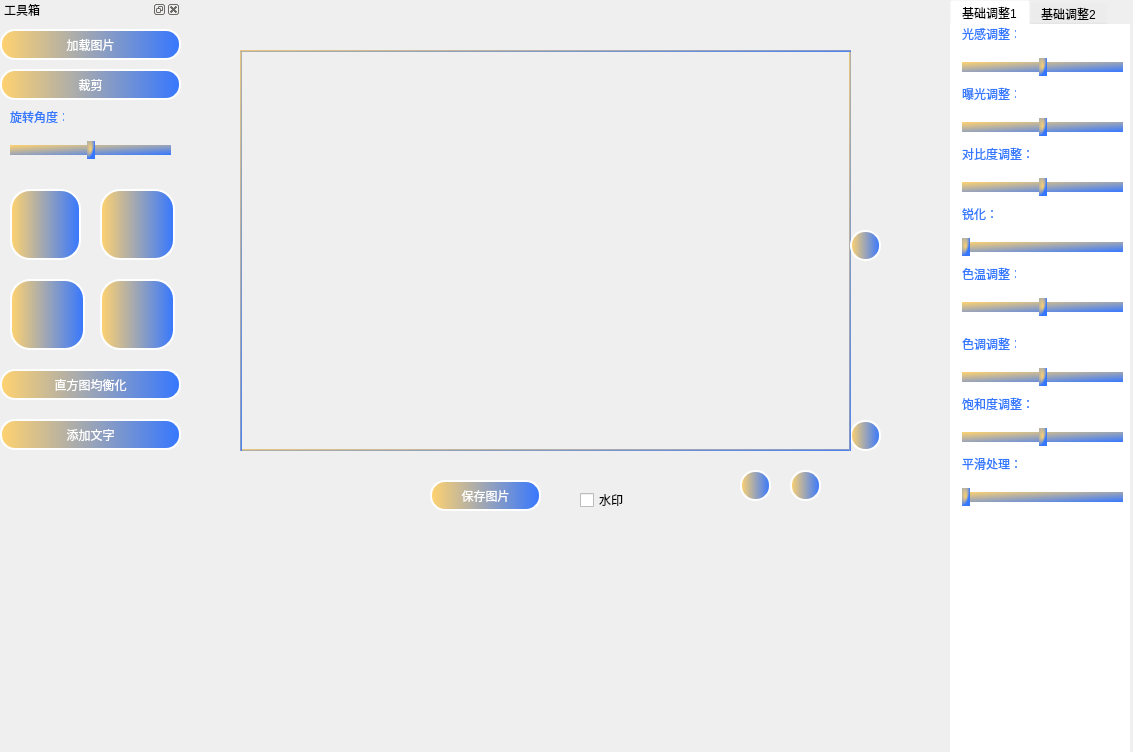
The window that qt_demo/mainwindow.ui (Signal-groupproject/digital_signal) describes before a commit, drawn with Qt 5.
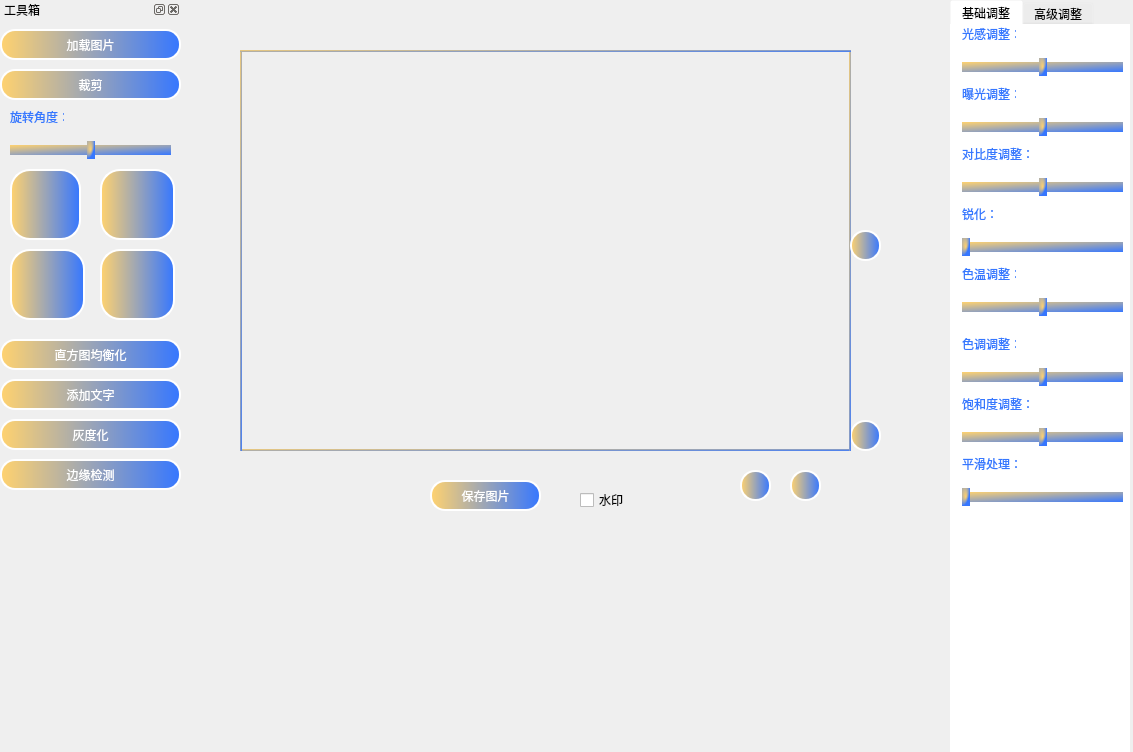
The same window after the commit. Icons and pictures are not drawn.

Commit message: ui增加，更正了平滑数值实时显示label定位bug

```diff
--- a/qt_demo/mainwindow.ui
+++ b/qt_demo/mainwindow.ui
@@ -203,7 +203,7 @@
      <property name="geometry">
       <rect>
        <x>10</x>
-       <y>170</y>
+       <y>150</y>
        <width>71</width>
        <height>71</height>
       </rect>
@@ -246,7 +246,7 @@
      <property name="geometry">
       <rect>
        <x>100</x>
-       <y>170</y>
+       <y>150</y>
        <width>75</width>
        <height>71</height>
       </rect>
@@ -283,7 +283,7 @@
      <property name="geometry">
       <rect>
        <x>10</x>
-       <y>260</y>
+       <y>230</y>
        <width>75</width>
        <height>71</height>
       </rect>
@@ -320,7 +320,7 @@
      <property name="geometry">
       <rect>
        <x>100</x>
-       <y>260</y>
+       <y>230</y>
        <width>75</width>
        <height>71</height>
       </rect>
@@ -357,7 +357,7 @@
      <property name="geometry">
       <rect>
        <x>0</x>
-       <y>350</y>
+       <y>320</y>
        <width>181</width>
        <height>31</height>
       </rect>
@@ -397,7 +397,7 @@
      <property name="geometry">
       <rect>
        <x>0</x>
-       <y>400</y>
+       <y>360</y>
        <width>181</width>
        <height>31</height>
       </rect>
@@ -433,6 +433,86 @@
       <bool>false</bool>
      </property>
     </widget>
+    <widget class="QPushButton" name="Grayscale">
+     <property name="geometry">
+      <rect>
+       <x>0</x>
+       <y>400</y>
+       <width>181</width>
+       <height>31</height>
+      </rect>
+     </property>
+     <property name="styleSheet">
+      <string notr="true">QPushButton {
+    font: 10pt &quot;微软雅黑&quot;;
+    color: #FFFFFF;
+    background: qlineargradient(spread:pad, x1:0, y1:0, x2:1, y2:0, stop:0 #ffd26f, stop:1 #3677ff);
+    border-radius: 15px;
+    border-style: solid;
+    border-width: 2px;
+    padding: 5px;
+}
+
+QPushButton:hover,
+QPushButton:pressed,
+QPushButton:checked {
+    color: #FFFFFF;
+    background: qlineargradient(spread:pad, x1:0, y1:0, x2:1, y2:0, stop:0 #ffd26f, stop:1 #3677ff);
+}
+
+QPushButton:pressed,
+QPushButton:checked {
+    background: qlineargradient(spread:pad, x1:0, y1:0, x2:0, y2:1, stop:0 #ffd26f, stop:1 #3677ff);
+}
+</string>
+     </property>
+     <property name="text">
+      <string>灰度化</string>
+     </property>
+     <property name="checkable">
+      <bool>false</bool>
+     </property>
+    </widget>
+    <widget class="QPushButton" name="edge_detection">
+     <property name="geometry">
+      <rect>
+       <x>0</x>
+       <y>440</y>
+       <width>181</width>
+       <height>31</height>
+      </rect>
+     </property>
+     <property name="styleSheet">
+      <string notr="true">QPushButton {
+    font: 10pt &quot;微软雅黑&quot;;
+    color: #FFFFFF;
+    background: qlineargradient(spread:pad, x1:0, y1:0, x2:1, y2:0, stop:0 #ffd26f, stop:1 #3677ff);
+    border-radius: 15px;
+    border-style: solid;
+    border-width: 2px;
+    padding: 5px;
+}
+
+QPushButton:hover,
+QPushButton:pressed,
+QPushButton:checked {
+    color: #FFFFFF;
+    background: qlineargradient(spread:pad, x1:0, y1:0, x2:1, y2:0, stop:0 #ffd26f, stop:1 #3677ff);
+}
+
+QPushButton:pressed,
+QPushButton:checked {
+    background: qlineargradient(spread:pad, x1:0, y1:0, x2:0, y2:1, stop:0 #ffd26f, stop:1 #3677ff);
+}
+</string>
+     </property>
+     <property name="text">
+      <string>边缘检测</string>
+     </property>
+     <property name="checkable">
+      <bool>false</bool>
+     </property>
+    </widget>
    </widget>
   </widget>
   <widget class="QWidget" name="widget" native="true">
@@ -687,7 +767,7 @@
    </property>
    <widget class="QWidget" name="tab">
     <attribute name="title">
-     <string>基础调整1</string>
+     <string>基础调整</string>
     </attribute>
     <widget class="QLabel" name="angle_2">
      <property name="geometry">
@@ -1344,7 +1424,7 @@
    </widget>
    <widget class="QWidget" name="tab_2">
     <attribute name="title">
-     <string>基础调整2</string>
+     <string>高级调整</string>
     </attribute>
    </widget>
   </widget>
```
Left out of the diff: 20 changed lines with no effect on the pictures. The commit also changes 1 other file.
